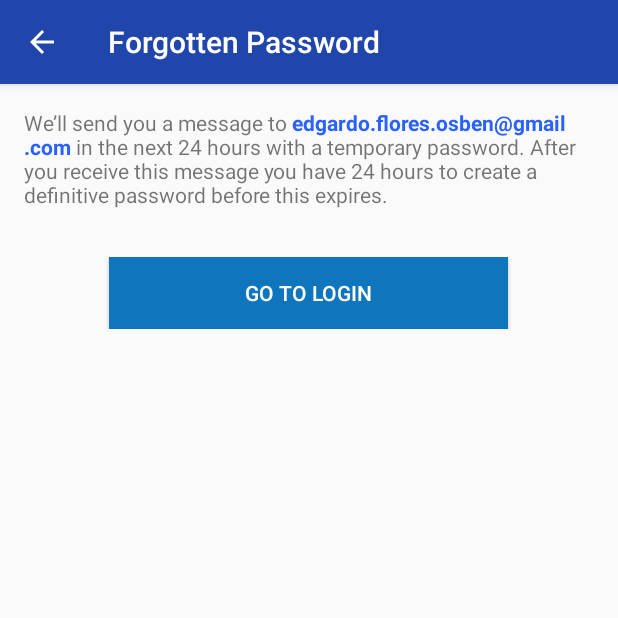
After one commit to eandflores/atlas-android, an Android app: the ForgottenPasswordActivity screen opened directly, with no data from a screen before it, on a phone screen of 412 x 824 dp, the top half of it. The commit adds this screen. Run offline under Robolectric (Android 15) with nearby library versions, the phone set to English and light mode, and no system bars; our stand-ins replace Dagger/Hilt's generated code.

Commit message:
add forgot password activity

```diff
--- /dev/null
+++ b/app/src/main/kotlin/com/aim/atlas/ui/forgottenPassword/ForgottenPasswordActivity.kt
@@ -0,0 +1,40 @@
+package com.aim.atlas.ui.forgottenPassword
+
+import android.os.Bundle
+import android.support.v4.content.ContextCompat
+import android.support.v7.app.AppCompatActivity
+import android.support.v7.widget.Toolbar
+import android.text.Html
+import com.aim.atlas.R
+import kotlinx.android.synthetic.main.activity_forgotten_password.textViewForgottenPassword
+import kotlinx.android.synthetic.main.activity_forgotten_password.buttonForgottenPassword
+
+class ForgottenPasswordActivity : AppCompatActivity() {
+
+    override fun onCreate(savedInstanceState: Bundle?) {
+        super.onCreate(savedInstanceState)
+        setContentView(R.layout.activity_forgotten_password)
+
+        setView()
+        setEvents()
+    }
+
+    private fun setView() {
+        /*setSupportActionBar(toolbar as Toolbar?)
+
+        if(supportActionBar != null)
+            supportActionBar?.setDisplayHomeAsUpEnabled(true);*/
+
+        textViewForgottenPassword.text = Html.fromHtml(getString(
+                R.string.forgotten_password_body,
+                ContextCompat.getColor(this, R.color.forgotten_password_email).toString(),
+                "edgardo.flores.osben@gmail.com"
+        ))
+    }
+
+    private fun setEvents() {
+        buttonForgottenPassword.setOnClickListener {
+            finish()
+        }
+    }
+}
--- a/app/src/main/kotlin/com/aim/atlas/ui/login/LoginModule.kt
+++ b/app/src/main/kotlin/com/aim/atlas/ui/login/LoginModule.kt
@@ -9,5 +9,5 @@ import dagger.android.ContributesAndroidInjector
 @Module
 abstract class LoginModule {
     @ContributesAndroidInjector(modules = [(FragmentBuildersModule::class)])
-    internal abstract fun contributeMainActivity(): MainActivity
+    internal abstract fun contributeLoginActivity(): LoginActivity
 }
--- a/app/src/main/res/layout/activity_forgotten_password.xml
+++ b/app/src/main/res/layout/activity_forgotten_password.xml
@@ -14,15 +14,13 @@
         android:orientation="vertical">
 
         <TextView
-            android:id="@+id/textviewForgottenPassword"
+            android:id="@+id/textViewForgottenPassword"
             android:layout_width="match_parent"
             android:layout_height="wrap_content"/>
 
         <LinearLayout
             android:layout_width="match_parent"
             android:layout_height="wrap_content"
-            android:layout_marginTop="@dimen/forgotten_password_button_margin"
-            android:layout_marginBottom="@dimen/forgotten_password_button_margin"
             android:gravity="center"
             android:orientation="horizontal"
             android:weightSum="1">
--- a/app/src/main/res/layout/activity_login.xml
+++ b/app/src/main/res/layout/activity_login.xml
@@ -45,7 +45,7 @@
         <android.support.design.widget.TextInputLayout
             android:layout_width="match_parent"
             android:layout_height="wrap_content"
-            android:layout_marginBottom="@dimen/edittext_margin"
+            android:layout_marginBottom="@dimen/edit_text_margin"
             android:theme="@style/TextLabel">
 
             <EditText
@@ -94,7 +94,7 @@
         </LinearLayout>
 
         <TextView
-            android:id="@+id/textViewForgotPassword"
+            android:id="@+id/textViewForgottenPassword"
             android:layout_width="match_parent"
             android:layout_height="wrap_content"
             android:text="@string/login_forgot_password"
--- a/app/src/main/res/values-v21/styles.xml
+++ b/app/src/main/res/values-v21/styles.xml
@@ -6,18 +6,14 @@
         <item name="android:windowAllowReturnTransitionOverlap">true</item>
         <item name="android:windowSharedElementEnterTransition">@android:transition/move</item>
         <item name="android:windowSharedElementExitTransition">@android:transition/move</item>
-
-        <item name="android:statusBarColor">@color/color_primary_dark</item>
     </style>
 
-    <style name="AppThemeLight" parent="AppTheme.Base.Light">
+    <style name="AppThemeBlue" parent="AppTheme.Blue">
         <item name="android:windowContentTransitions">true</item>
         <item name="android:windowAllowEnterTransitionOverlap">true</item>
         <item name="android:windowAllowReturnTransitionOverlap">true</item>
         <item name="android:windowSharedElementEnterTransition">@android:transition/move</item>
         <item name="android:windowSharedElementExitTransition">@android:transition/move</item>
-
-        <item name="android:statusBarColor">@color/color_primary_dark</item>
     </style>
 
 </resources>
--- a/app/src/main/res/values/colors.xml
+++ b/app/src/main/res/values/colors.xml
@@ -1,8 +1,14 @@
 <?xml version="1.0" encoding="utf-8"?>
 <resources>
+    <!-- Theme Gray -->
     <color name="color_primary">#6d6d72</color>
     <color name="color_primary_dark">#8a000000</color>
     <color name="color_accent">#234ab8</color>
+
+    <!-- Theme Blue -->
+    <color name="color_primary_blue">#2146ab</color>
+    <color name="color_primary_dark_blue">#0d2054</color>
+    <color name="color_accent_blue">#ffffff</color>
 
     <!-- Splash -->
     <color name="splash_background_init">#29efff</color>
@@ -10,18 +16,19 @@
 
     <!-- Login -->
     <color name="login_button_background">#0F75BC</color>
-    <color name="login_button_text">#FFFFFF</color>
+    <color name="login_button_text">#ffffff</color>
     <color name="login_header">#2962ff</color>
     <color name="login_forgotten_password">#2456e0</color>
 
     <!-- Blocked Account -->
     <color name="blocked_account_button_background">#0F75BC</color>
-    <color name="blocked_account_button_text">#FFFFFF</color>
+    <color name="blocked_account_button_text">#ffffff</color>
     <color name="blocked_account_header">#2962ff</color>
     <color name="blocked_account_change_account">#2456e0</color>
 
     <!-- Forgotten Password -->
     <color name="forgotten_password_button_background">#0F75BC</color>
-    <color name="forgotten_password_button_text">#FFFFFF</color>
+    <color name="forgotten_password_button_text">#ffffff</color>
+    <color name="forgotten_password_email">#2962ff</color>
 
 </resources>
--- a/app/src/main/res/values/styles.xml
+++ b/app/src/main/res/values/styles.xml
@@ -3,7 +3,7 @@
     <!-- Base application theme. -->
     <style name="AppTheme" parent="AppTheme.Base" />
 
-    <style name="AppThemeLight" parent="AppTheme.Base.Light" />
+    <style name="AppThemeBlue" parent="AppTheme.Blue" />
 
     <style name="AppTheme.Base" parent="Theme.AppCompat.Light.NoActionBar">
         <item name="colorPrimary">@color/color_primary</item>
@@ -14,13 +14,10 @@
         <item name="windowActionBar">false</item>
     </style>
 
-    <style name="AppTheme.Base.Light" parent="Theme.AppCompat.NoActionBar">
-        <item name="colorPrimary">@color/color_primary</item>
-        <item name="colorPrimaryDark">@color/color_primary_dark</item>
-        <item name="colorAccent">@color/color_accent</item>
-
-        <item name="android:windowNoTitle">true</item>
-        <item name="windowActionBar">false</item>
+    <style name="AppTheme.Blue" parent="Theme.AppCompat.Light.DarkActionBar">
+        <item name="colorPrimary">@color/color_primary_blue</item>
+        <item name="colorPrimaryDark">@color/color_primary_dark_blue</item>
+        <item name="colorAccent">@color/color_accent_blue</item>
     </style>
 
     <style name="TextLabel" parent="TextAppearance.AppCompat">
@@ -34,4 +31,9 @@
 
     <style name="AppTheme.PopupOverlay" parent="ThemeOverlay.AppCompat.Light" />
 
+    <style name="toolbar_dark" parent="Widget.AppCompat.Toolbar">
+        <item name="theme">@style/ThemeOverlay.AppCompat.Dark</item>
+        <item name="popupTheme">@style/ThemeOverlay.AppCompat.Light</item>
+    </style>
+
 </resources>
```
Also changed, not shown: app/src/main/AndroidManifest.xml (+9 -0 lines), app/src/main/kotlin/com/aim/atlas/ui/login/LoginActivity.kt (+21 -1 lines), app/src/main/kotlin/com/aim/atlas/ui/login/LoginViewModel.kt (+20 -4 lines), app/src/main/res/layout/layout_toolbar.xml (added, +13 -0 lines), app/src/main/res/values/dimens.xml (+3 -5 lines).
